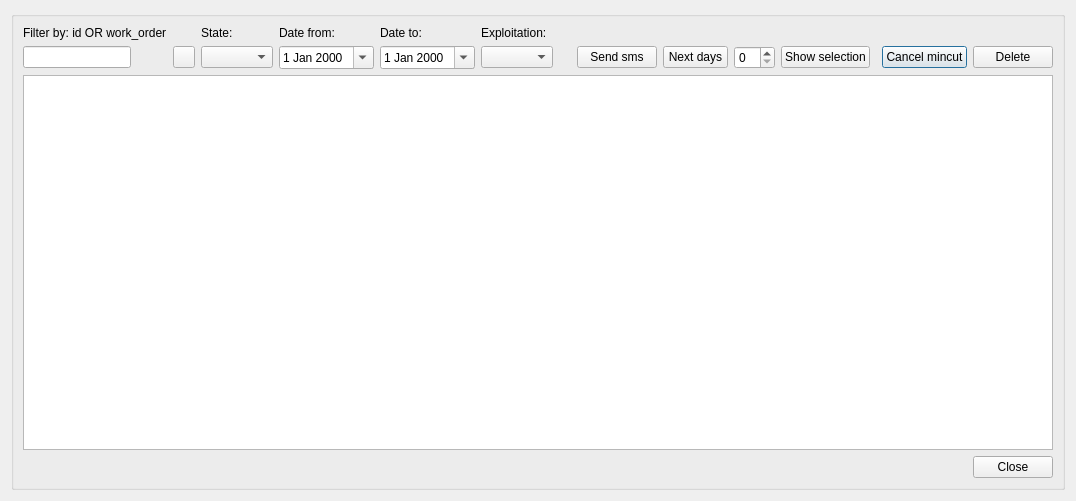
Old version of the form ui/mincut_edit.ui in the repository Giswater/giswater_qgis_plugin.
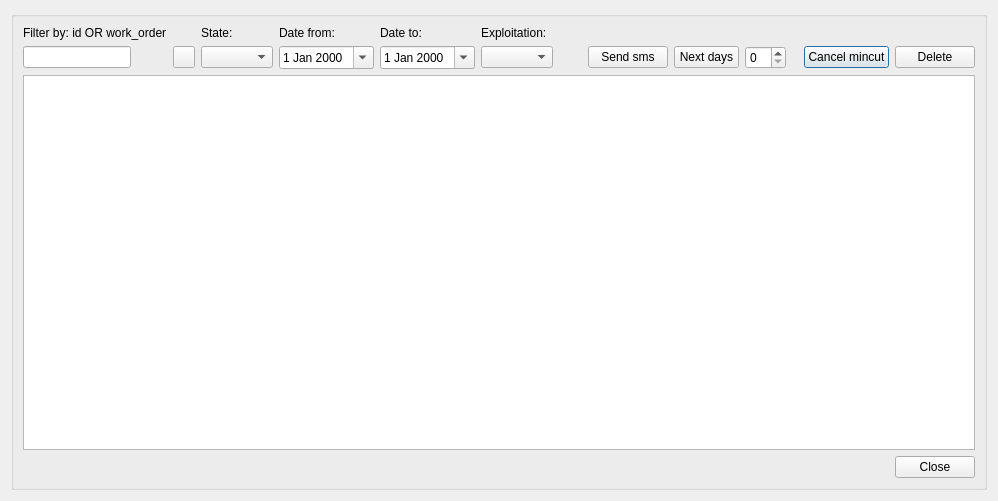
New version of the form.

Commit message: WIP api selectors

```diff
--- a/ui/mincut_edit.ui
+++ b/ui/mincut_edit.ui
@@ -6,7 +6,7 @@
    <rect>
     <x>0</x>
     <y>0</y>
-    <width>989</width>
+    <width>998</width>
     <height>501</height>
    </rect>
   </property>
@@ -175,13 +175,6 @@
         </property>
        </widget>
       </item>
-      <item row="3" column="12">
-       <widget class="QPushButton" name="btn_show">
-        <property name="text">
-         <string>Show selection</string>
-        </property>
-       </widget>
-      </item>
       <item row="3" column="2">
        <widget class="QComboBox" name="state_edit">
         <property name="sizePolicy">
```
The commit also changes 2 other files.
